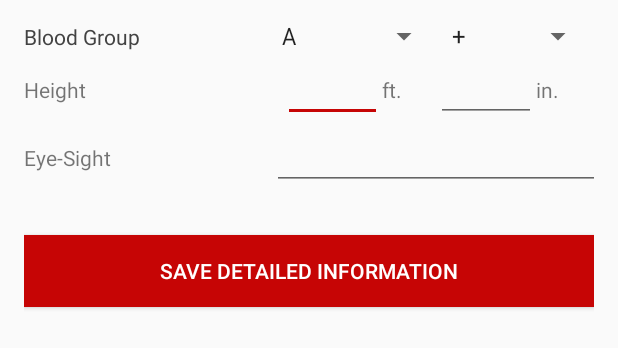
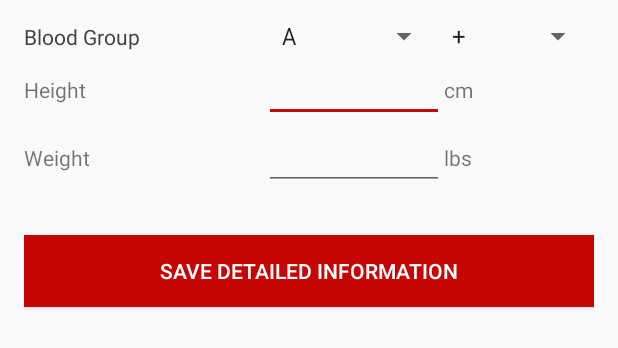
Before and after one commit to prernanain27/HealthAssistant, an Android app: the layout activity_fragment2.xml on its own in the app's theme, with its tools: preview values and no code run, on a phone screen of 412 x 824 dp. Shown: the top 348 px of the screen. Run offline under Robolectric (Android 15) with nearby library versions, the phone set to English and light mode, and no system bars.

Commit message:
Alignment checks done

```diff
--- a/app/src/main/res/layout/activity_fragment2.xml
+++ b/app/src/main/res/layout/activity_fragment2.xml
@@ -48,27 +48,19 @@
             android:layout_width="150dp"
             android:layout_height="wrap_content"
             android:text="Height"
-            android:layout_weight="1"/>
+            />
         <EditText
-            android:layout_width="wrap_content"
+            android:layout_width="120dp"
             android:layout_height="wrap_content"
             android:id="@+id/feet"
-            android:layout_weight="2"/>
+            android:layout_marginLeft="10dp"
+            android:inputType="numberDecimal"
+            />
         <TextView
             android:layout_width="wrap_content"
             android:layout_height="wrap_content"
-            android:text="ft."
-            android:layout_weight="1"/>
-        <EditText
-            android:layout_width="wrap_content"
-            android:layout_height="wrap_content"
-            android:id="@+id/inches"
-            android:layout_weight="2"/>
-        <TextView
-            android:layout_width="wrap_content"
-            android:layout_height="wrap_content"
-            android:text="in."
-            android:layout_weight="1"/>
+            android:text="cm"
+            />
 
 
     </LinearLayout>
@@ -81,23 +73,28 @@
         <TextView
             android:layout_width="150dp"
             android:layout_height="wrap_content"
-            android:text="Eye-Sight"
-            android:layout_weight="1"/>
-        <Spinner
+            android:text="Weight"
+            />
+        <!--<Spinner-->
+            <!--android:layout_width="wrap_content"-->
+            <!--android:layout_height="wrap_content"-->
+            <!--android:entries="@array/BloodSign"-->
+            <!--android:layout_weight="2"-->
+            <!--android:id="@+id/eyesightSign"></Spinner>-->
+
+        <EditText
+            android:layout_width="120dp"
+            android:layout_height="wrap_content"
+            android:inputType="numberDecimal"
+            android:layout_marginLeft="10dp"
+            android:ems="10"
+            android:id="@+id/eyesight"
+            />
+        <TextView
             android:layout_width="wrap_content"
             android:layout_height="wrap_content"
-            android:entries="@array/BloodSign"
-            android:layout_weight="2"
-            android:id="@+id/eyesightSign"></Spinner>
-
-        <EditText
-            android:layout_width="match_parent"
-            android:layout_height="wrap_content"
-            android:inputType="numberDecimal"
-            android:layout_marginLeft="60dp"
-            android:ems="10"
-            android:id="@+id/eyesight"
-            android:layout_weight="2"/>
+            android:text="lbs"
+            />
     </LinearLayout>
     <Button
         android:layout_width="match_parent"
```
Also changed, not shown: app/src/main/java/example/healthassistant/DetailedInformation.java (+12 -12 lines), app/src/main/res/layout/activity_fragment3.xml (+12 -12 lines).
